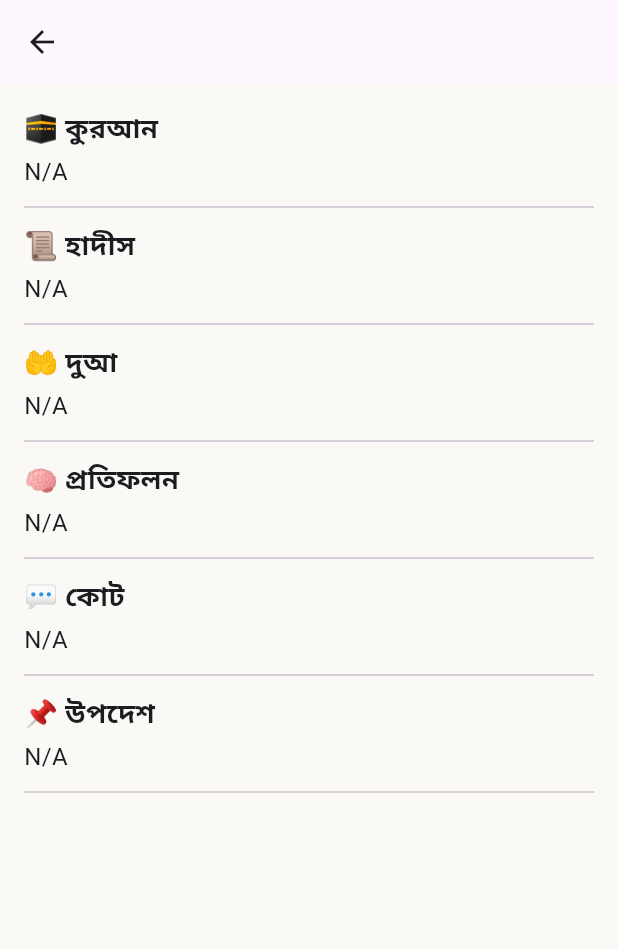
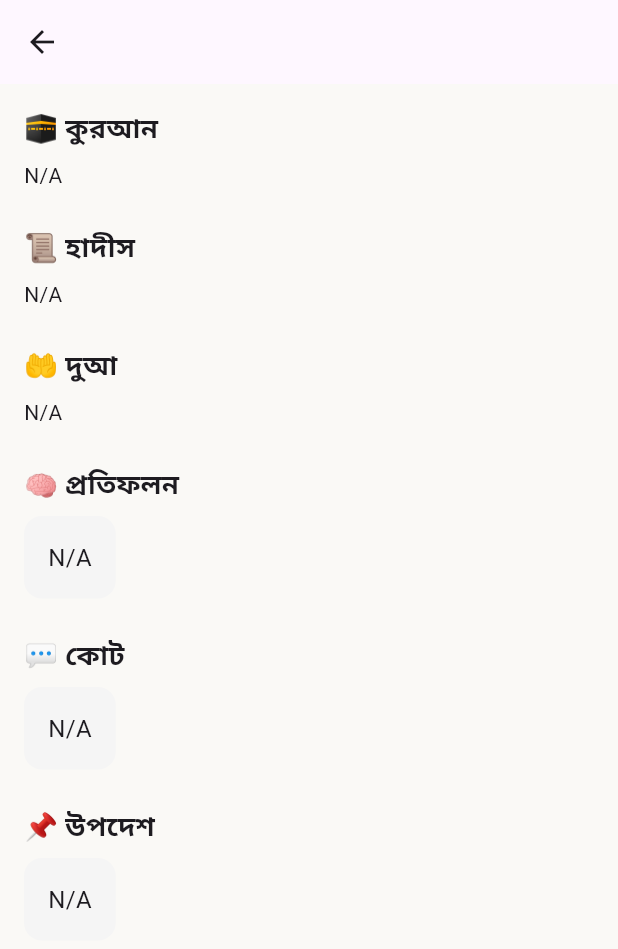
Before and after one commit to Arafat6462/feelings_box, a Flutter app: the FeelingDetailPage screen opened directly with empty values, on a phone screen of 412 x 824 dp. Shown: the top 949 px of the screen. Run offline on Flutter 3.47's test engine with Material 3 defaults, Android fonts, the phone set to English and light mode, and no system bars.

Commit message:
change style, add all sub section for each field

```diff
--- a/lib/main.dart
+++ b/lib/main.dart
@@ -182,28 +182,153 @@
     );
   }
 }
-
 class FeelingDetailPage extends StatelessWidget {
   final Feeling feeling;
   final Random _random = Random();
+
   FeelingDetailPage(this.feeling, {super.key});
 
-  String getRandomItem(List<dynamic> list, [String? key]) {
-    if (list.isEmpty) return 'N/A';
-    final randomIndex = _random.nextInt(list.length);
-    if (key != null && list[randomIndex] is Map && list[randomIndex][key] != null) {
-      return list[randomIndex][key].toString();
-    }
-    return list[randomIndex].toString();
+  Widget getQuranSection(List<dynamic> list) {
+    if (list.isEmpty) return const Text("N/A");
+
+    final item = list[_random.nextInt(list.length)];
+    if (item is! Map) return Text(item.toString());
+
+    return Container(
+      padding: const EdgeInsets.all(16),
+      decoration: BoxDecoration(
+        color: Colors.green[50],
+        borderRadius: BorderRadius.circular(12),
+      ),
+      child: Column(
+        crossAxisAlignment: CrossAxisAlignment.center,
+        children: [
+          Text(
+            item['arabic'] ?? '',
+            textAlign: TextAlign.center,
+            style: const TextStyle(
+              fontSize: 24,
+              fontFamily: 'Amiri', // or 'Scheherazade' if available
+              height: 2,
+              color: Colors.green,
+            ),
+          ),
+          const SizedBox(height: 8),
+          Align(
+            alignment: Alignment.centerRight,
+            child: Text(
+              item['reference'] ?? '',
+              style: const TextStyle(
+                fontSize: 14,
+                fontStyle: FontStyle.italic,
+                color: Colors.green,
+              ),
+            ),
+          ),
+          const SizedBox(height: 12),
+          Text(
+            item['bangla'] ?? '',
+            textAlign: TextAlign.justify,
+            style: const TextStyle(fontSize: 16),
+          ),
+        ],
+      ),
+    );
   }
 
-  Widget section(String title, String content) => Column(
+  Widget getHadithSection(List<dynamic> list) {
+    if (list.isEmpty) return const Text("N/A");
+
+    final item = list[_random.nextInt(list.length)];
+    if (item is! Map) return Text(item.toString());
+
+    return Container(
+      padding: const EdgeInsets.all(16),
+      decoration: BoxDecoration(
+        color: Colors.amber[50],
+        borderRadius: BorderRadius.circular(12),
+      ),
+      child: Column(
+        crossAxisAlignment: CrossAxisAlignment.start,
+        children: [
+          Text(
+            item['text'] ?? '',
+            textAlign: TextAlign.justify,
+            style: const TextStyle(fontSize: 16),
+          ),
+          const SizedBox(height: 8),
+          Align(
+            alignment: Alignment.centerRight,
+            child: Text(
+              item['reference'] ?? '',
+              style: const TextStyle(
+                fontSize: 14,
+                fontStyle: FontStyle.italic,
+                color: Colors.orange,
+              ),
+            ),
+          ),
+        ],
+      ),
+    );
+  }
+
+  Widget getDuaSection(List<dynamic> list) {
+    if (list.isEmpty) return const Text("N/A");
+
+    final item = list[_random.nextInt(list.length)];
+    if (item is! Map) return Text(item.toString());
+
+    return Container(
+      padding: const EdgeInsets.all(16),
+      decoration: BoxDecoration(
+        color: Colors.blue[50],
+        borderRadius: BorderRadius.circular(12),
+      ),
+      child: Column(
+        crossAxisAlignment: CrossAxisAlignment.center,
+        children: [
+          Text(
+            item['arabic'] ?? '',
+            textAlign: TextAlign.center,
+            style: const TextStyle(
+              fontSize: 22,
+              fontFamily: 'Amiri',
+              height: 2,
+              color: Colors.blue,
+            ),
+          ),
+          const SizedBox(height: 12),
+          Text(
+            item['bangla'] ?? '',
+            textAlign: TextAlign.justify,
+            style: const TextStyle(fontSize: 16),
+          ),
+        ],
+      ),
+    );
+  }
+
+  Widget simpleTextBox(String content, {Color? color}) => Container(
+        padding: const EdgeInsets.all(16),
+        decoration: BoxDecoration(
+          color: color ?? Colors.grey[100],
+          borderRadius: BorderRadius.circular(12),
+        ),
+        child: Text(
+          content,
+          textAlign: TextAlign.justify,
+          style: const TextStyle(fontSize: 16),
+        ),
+      );
+
+  Widget section(String title, Widget content) => Column(
         crossAxisAlignment: CrossAxisAlignment.start,
         children: [
           Text(title, style: const TextStyle(fontSize: 18, fontWeight: FontWeight.bold)),
-          const SizedBox(height: 4),
-          Text(content, style: const TextStyle(fontSize: 16)),
-          const Divider(height: 24),
+          const SizedBox(height: 8),
+          content,
+          const SizedBox(height: 24),
         ],
       );
 
@@ -215,15 +340,20 @@
         padding: const EdgeInsets.all(16),
         child: ListView(
           children: [
-            section("🕋 কুরআন", getRandomItem(feeling.quran, 'bangla')),
-            section("📜 হাদীস", getRandomItem(feeling.hadith, 'text')),
-            section("🤲 দুআ", getRandomItem(feeling.dua, 'bangla')),
-            section("🧠 প্রতিফলন", getRandomItem(feeling.reflections)),
-            section("💬 কোট", getRandomItem(feeling.quotes)),
-            section("📌 উপদেশ", getRandomItem(feeling.advice)),
+            section("🕋 কুরআন", getQuranSection(feeling.quran)),
+            section("📜 হাদীস", getHadithSection(feeling.hadith)),
+            section("🤲 দুআ", getDuaSection(feeling.dua)),
+            section("🧠 প্রতিফলন", simpleTextBox(_getRandom(feeling.reflections))),
+            section("💬 কোট", simpleTextBox(_getRandom(feeling.quotes))),
+            section("📌 উপদেশ", simpleTextBox(_getRandom(feeling.advice))),
           ],
         ),
       ),
     );
   }
+
+  String _getRandom(List<dynamic> list) {
+    if (list.isEmpty) return 'N/A';
+    return list[_random.nextInt(list.length)].toString();
+  }
 }
```
